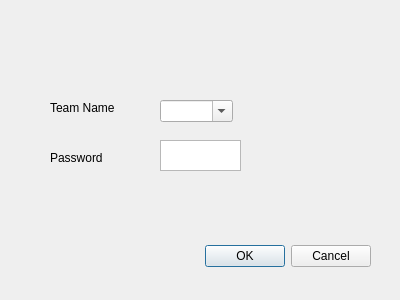
Qt form Log_in.ui (Connnorgallagher/IB_CompSci) before a commit.
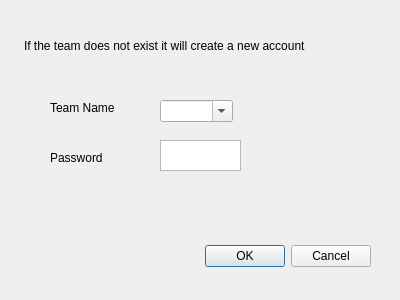
The same form after that commit.

Diff of the .ui file:
```diff
--- a/Log_in.ui
+++ b/Log_in.ui
@@ -78,6 +78,19 @@
     </rect>
    </property>
   </widget>
+  <widget class="QLabel" name="label_3">
+   <property name="geometry">
+    <rect>
+     <x>24</x>
+     <y>36</y>
+     <width>331</width>
+     <height>20</height>
+    </rect>
+   </property>
+   <property name="text">
+    <string>If the team does not exist it will create a new account</string>
+   </property>
+  </widget>
  </widget>
  <resources/>
  <connections>
```
Left out of the diff: 4 changed lines with no effect on the pictures.
